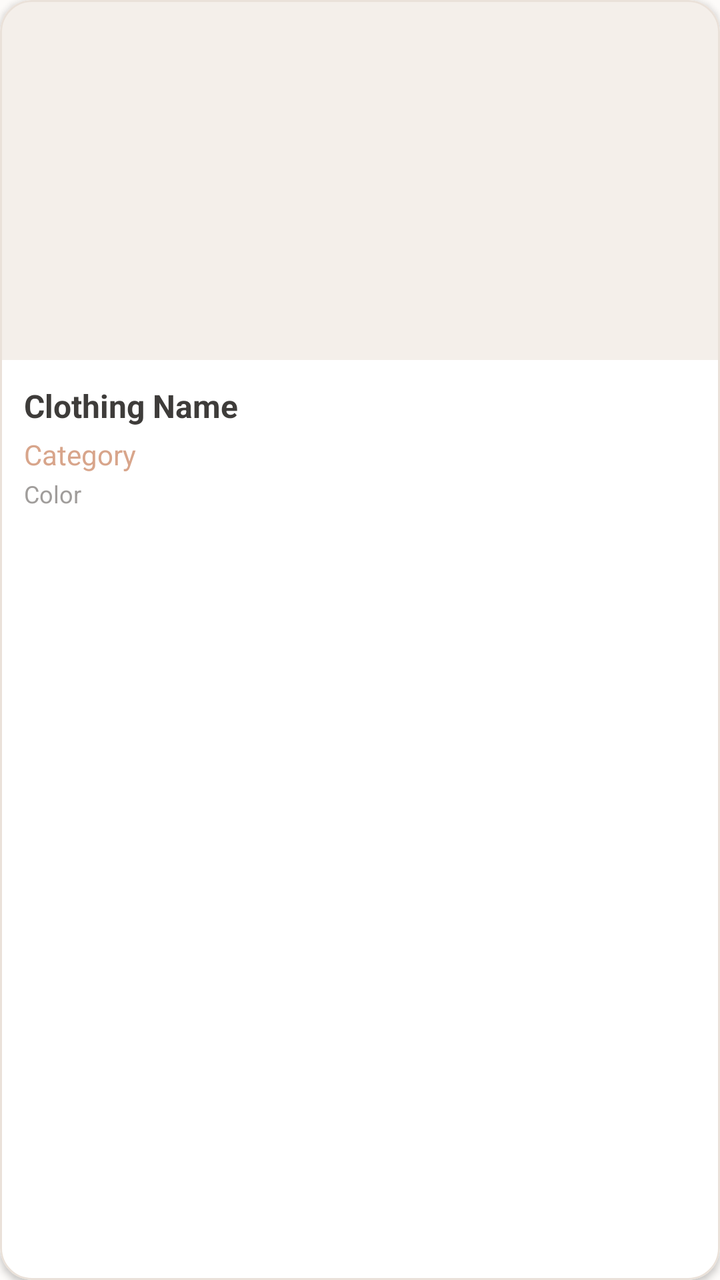
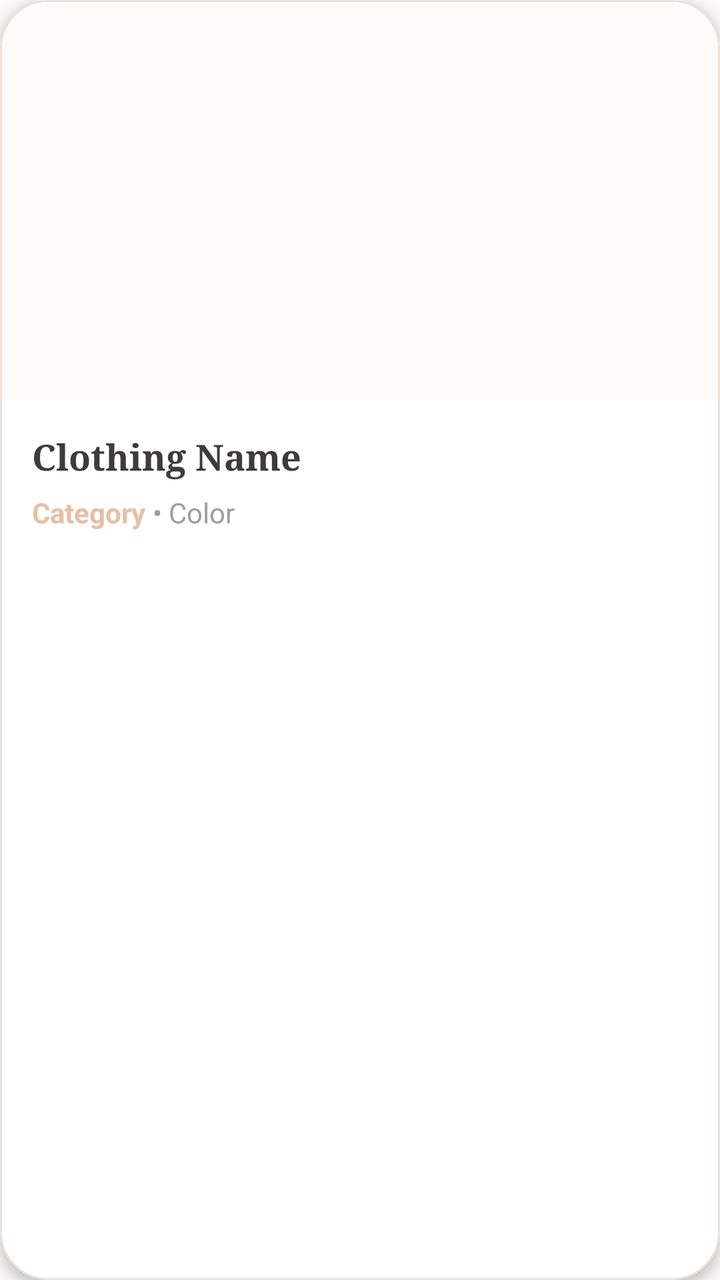

The first picture is an Android layout as it rendered before a commit; the second is the same layout after the commit. The layout source and the unified diff follow.
<!-- AndroidManifest.xml: application theme Theme.OutfitStudio -->
<!-- res/layout/item_wardrobe_card.xml -->
<?xml version="1.0" encoding="utf-8"?>
<com.google.android.material.card.MaterialCardView xmlns:android="http://schemas.android.com/apk/res/android"
    xmlns:app="http://schemas.android.com/apk/res-auto"
    android:layout_width="match_parent"
    android:layout_height="wrap_content"
    android:layout_margin="8dp"
    app:cardCornerRadius="16dp"
    app:cardElevation="2dp"
    app:cardBackgroundColor="@color/surface"
    app:strokeColor="@color/card_border"
    app:strokeWidth="1dp">

    <LinearLayout
        android:layout_width="match_parent"
        android:layout_height="wrap_content"
        android:orientation="vertical">

        <ImageView
            android:id="@+id/ivClothingImage"
            android:layout_width="match_parent"
            android:layout_height="180dp"
            android:scaleType="centerCrop"
            android:background="@color/secondary_variant" />

        <LinearLayout
            android:layout_width="match_parent"
            android:layout_height="wrap_content"
            android:orientation="vertical"
            android:padding="12dp">

            <TextView
                android:id="@+id/tvClothingName"
                android:layout_width="match_parent"
                android:layout_height="wrap_content"
                android:text="Clothing Name"
                android:textColor="@color/on_surface"
                android:textSize="16sp"
                android:textStyle="bold"
                android:maxLines="1"
                android:ellipsize="end"/>

            <TextView
                android:id="@+id/tvClothingCategory"
                android:layout_width="match_parent"
                android:layout_height="wrap_content"
                android:text="Category"
                android:textColor="@color/primary_variant"
                android:textSize="14sp"
                android:layout_marginTop="4dp"/>
                
            <TextView
                android:id="@+id/tvClothingColor"
                android:layout_width="match_parent"
                android:layout_height="wrap_content"
                android:text="Color"
                android:textColor="@color/text_hint"
                android:textSize="12sp"
                android:layout_marginTop="2dp"/>
        </LinearLayout>
    </LinearLayout>
</com.google.android.material.card.MaterialCardView>
<!-- resources referenced by this layout -->
<resources>
  <color name="card_border">#EAE1D9</color>
  <color name="on_surface">#3E3C3A</color>
  <color name="primary_variant">#D8A58B</color>
  <color name="secondary_variant">#F4EFEA</color>
  <color name="surface">#FFFFFF</color>
  <color name="text_hint">#A09D9B</color>
  <style name="Theme.OutfitStudio" parent="Theme.MaterialComponents.Light.NoActionBar">
          <item name="android:textColor">@color/on_background</item>
          <item name="android:textColorHint">@color/text_hint</item>
          
          <item name="colorPrimary">@color/primary</item>
          <item name="colorPrimaryVariant">@color/primary_variant</item>
          <item name="colorOnPrimary">@color/on_primary</item>
          
          <item name="colorSecondary">@color/primary</item>
          <item name="colorSecondaryVariant">@color/primary_variant</item>
          <item name="colorOnSecondary">@color/on_primary</item>
          
          <item name="android:colorBackground">@color/background</item>
          <item name="colorSurface">@color/surface</item>
          
          <item name="android:statusBarColor">@color/background</item>
          <item name="android:windowLightStatusBar">true</item>
      </style>
  <color name="on_background">#3E3C3A</color>
  <color name="primary">#E5C0A4</color>
  <color name="on_primary">#FFFFFF</color>
  <color name="background">#FDFBF9</color>
</resources>

<!-- the commit's change to res/layout/item_wardrobe_card.xml (unified diff, before → after) -->
@@ -4,8 +4,8 @@
     android:layout_width="match_parent"
     android:layout_height="wrap_content"
     android:layout_margin="8dp"
-    app:cardCornerRadius="16dp"
-    app:cardElevation="2dp"
+    app:cardCornerRadius="24dp"
+    app:cardElevation="4dp"
     app:cardBackgroundColor="@color/surface"
     app:strokeColor="@color/card_border"
     app:strokeWidth="1dp">
@@ -18,15 +18,15 @@
         <ImageView
             android:id="@+id/ivClothingImage"
             android:layout_width="match_parent"
-            android:layout_height="180dp"
+            android:layout_height="200dp"
             android:scaleType="centerCrop"
-            android:background="@color/secondary_variant" />
+            android:background="@color/secondary" />
 
         <LinearLayout
             android:layout_width="match_parent"
             android:layout_height="wrap_content"
             android:orientation="vertical"
-            android:padding="12dp">
+            android:padding="16dp">
 
             <TextView
                 android:id="@+id/tvClothingName"
@@ -34,28 +34,43 @@
                 android:layout_height="wrap_content"
                 android:text="Clothing Name"
                 android:textColor="@color/on_surface"
-                android:textSize="16sp"
+                android:textSize="18sp"
+                android:fontFamily="serif"
                 android:textStyle="bold"
                 android:maxLines="1"
                 android:ellipsize="end"/>
 
-            <TextView
-                android:id="@+id/tvClothingCategory"
+            <LinearLayout
                 android:layout_width="match_parent"
                 android:layout_height="wrap_content"
-                android:text="Category"
-                android:textColor="@color/primary_variant"
-                android:textSize="14sp"
-                android:layout_marginTop="4dp"/>
+                android:orientation="horizontal"
+                android:layout_marginTop="6dp">
                 
-            <TextView
-                android:id="@+id/tvClothingColor"
-                android:layout_width="match_parent"
-                android:layout_height="wrap_content"
-                android:text="Color"
-                android:textColor="@color/text_hint"
-                android:textSize="12sp"
-                android:layout_marginTop="2dp"/>
+                <TextView
+                    android:id="@+id/tvClothingCategory"
+                    android:layout_width="wrap_content"
+                    android:layout_height="wrap_content"
+                    android:text="Category"
+                    android:textColor="@color/primary"
+                    android:textSize="14sp"
+                    android:textStyle="bold"/>
+                    
+                <TextView
+                    android:layout_width="wrap_content"
+                    android:layout_height="wrap_content"
+                    android:text=" • "
+                    android:textColor="@color/text_hint"
+                    android:textSize="14sp"/>
+
+                <TextView
+                    android:id="@+id/tvClothingColor"
+                    android:layout_width="0dp"
+                    android:layout_weight="1"
+                    android:layout_height="wrap_content"
+                    android:text="Color"
+                    android:textColor="@color/text_hint"
+                    android:textSize="14sp"/>
+            </LinearLayout>
         </LinearLayout>
     </LinearLayout>
 </com.google.android.material.card.MaterialCardView>
<!-- resource entries referenced after the edit -->
@@ -3,7 +3,6 @@
   <color name="card_border">#EAE1D9</color>
   <color name="on_surface">#3E3C3A</color>
   <color name="primary_variant">#D8A58B</color>
-  <color name="secondary_variant">#F4EFEA</color>
   <color name="surface">#FFFFFF</color>
   <color name="text_hint">#A09D9B</color>
   <style name="Theme.OutfitStudio" parent="Theme.MaterialComponents.Light.NoActionBar">
@@ -26,6 +25,7 @@
       </style>
   <color name="on_background">#3E3C3A</color>
   <color name="primary">#E5C0A4</color>
+  <color name="secondary">#FDFBF9</color>
   <color name="on_primary">#FFFFFF</color>
   <color name="background">#FDFBF9</color>
 </resources>
